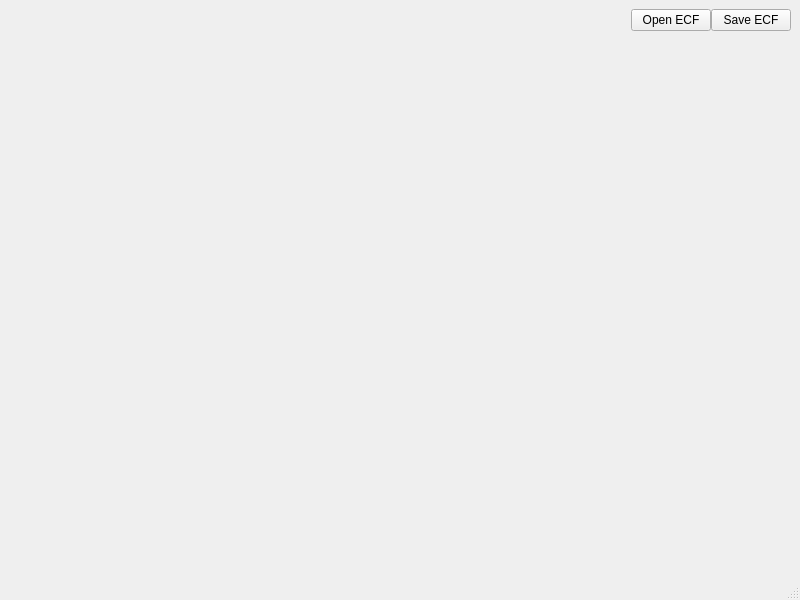
Old version of the form src/gui/workspace/workspacewindow.ui in the repository caozhongxiao/espreso.
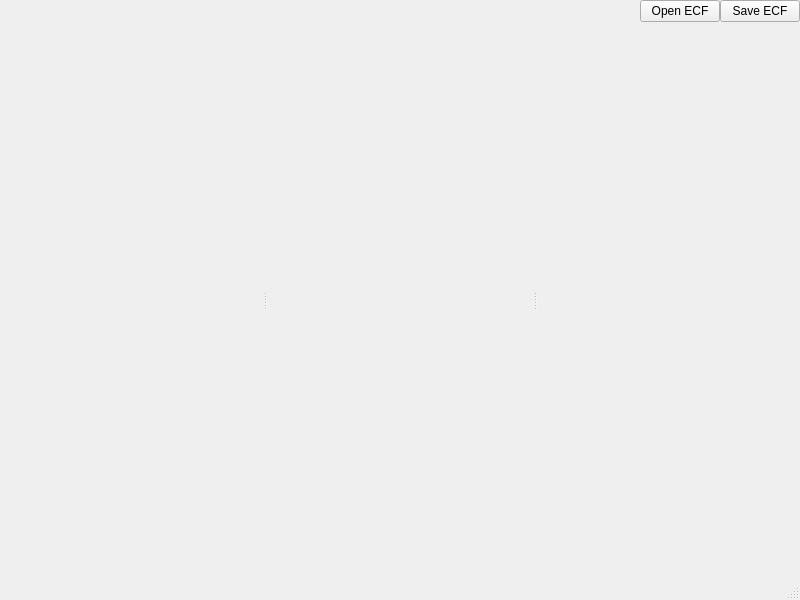
New version of the form.

Commit message: ENH: [GUI] Resizable central panels - left (datasets), center (meshwidget), right (workflow)

Patch:
```diff
--- a/src/gui/workspace/workspacewindow.ui
+++ b/src/gui/workspace/workspacewindow.ui
@@ -15,6 +15,21 @@
   </property>
   <widget class="QWidget" name="centralwidget">
    <layout class="QVBoxLayout" name="verticalLayout">
+    <property name="spacing">
+     <number>0</number>
+    </property>
+    <property name="leftMargin">
+     <number>0</number>
+    </property>
+    <property name="topMargin">
+     <number>0</number>
+    </property>
+    <property name="rightMargin">
+     <number>0</number>
+    </property>
+    <property name="bottomMargin">
+     <number>0</number>
+    </property>
     <item>
      <widget class="QWidget" name="top" native="true">
       <property name="sizePolicy">
@@ -127,6 +142,13 @@
         <number>0</number>
        </property>
        <item>
+        <widget class="QSplitter" name="splitter">
+         <property name="orientation">
+          <enum>Qt::Horizontal</enum>
+         </property>
+         <property name="handleWidth">
+          <number>8</number>
+         </property>
         <widget class="QWidget" name="left" native="true">
          <property name="sizePolicy">
           <sizepolicy hsizetype="Fixed" vsizetype="Preferred">
@@ -152,8 +174,6 @@
           </property>
          </layout>
         </widget>
-       </item>
-       <item>
         <widget class="QWidget" name="center" native="true">
          <layout class="QVBoxLayout" name="verticalLayout_4">
           <property name="spacing">
@@ -173,8 +193,6 @@
           </property>
          </layout>
         </widget>
-       </item>
-       <item>
         <widget class="QWidget" name="right" native="true">
          <property name="sizePolicy">
           <sizepolicy hsizetype="Fixed" vsizetype="Preferred">
@@ -199,6 +217,7 @@
            <number>0</number>
           </property>
          </layout>
+         </widget>
         </widget>
        </item>
       </layout>
```
Lines whose indentation alone changed are shown as unchanged.
